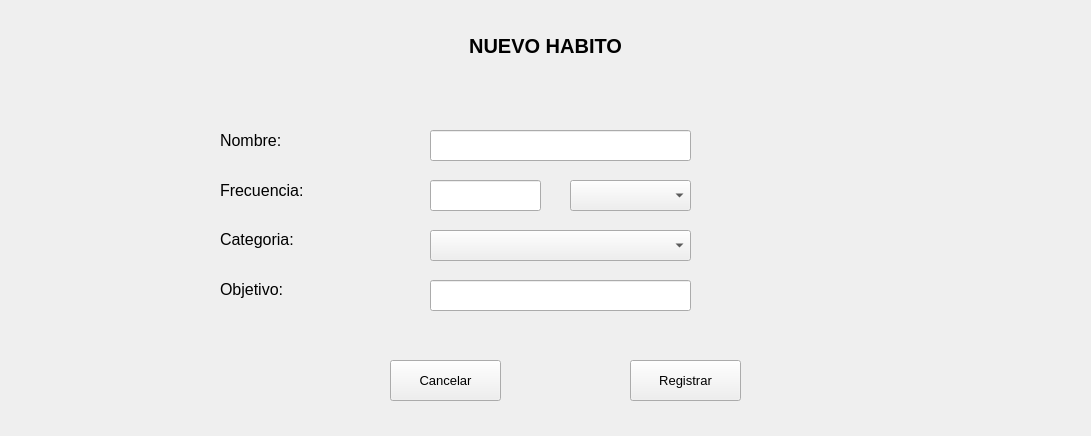
The window that view/ventanas_qt/ventana_nuevo_habito.ui (phkandresc/app-habitos-saludables) describes before a commit, drawn with Qt 5.
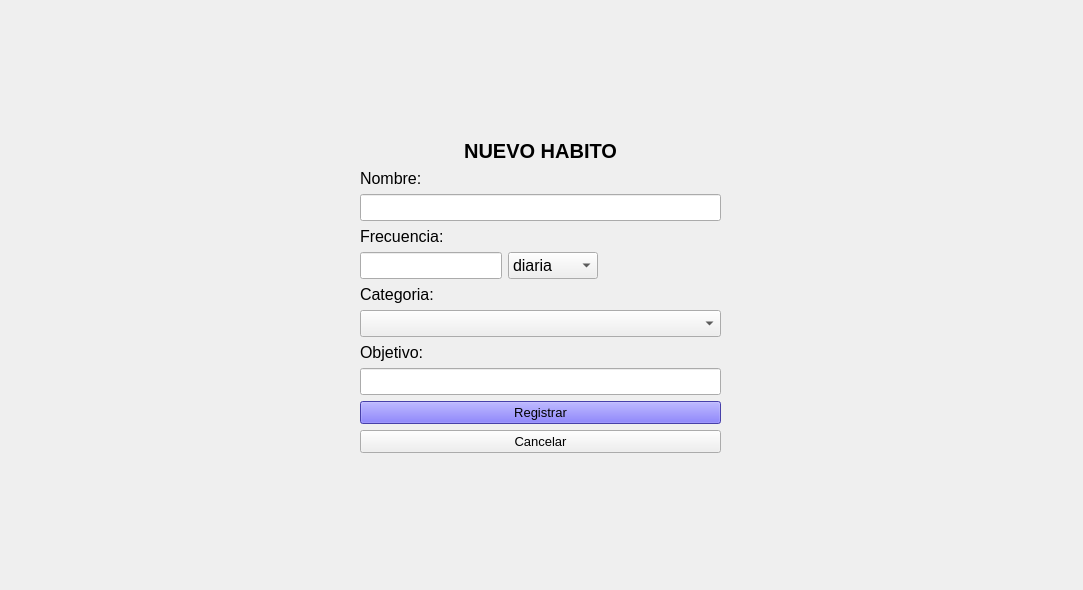
The same window after the commit.

The edit to the form file:
```diff
--- a/view/ventanas_qt/ventana_nuevo_habito.ui
+++ b/view/ventanas_qt/ventana_nuevo_habito.ui
@@ -6,8 +6,8 @@
    <rect>
     <x>0</x>
     <y>0</y>
-    <width>1091</width>
-    <height>436</height>
+    <width>1083</width>
+    <height>590</height>
    </rect>
   </property>
   <property name="windowTitle">
@@ -18,12 +18,62 @@
     <rect>
      <x>0</x>
      <y>0</y>
-     <width>1091</width>
-     <height>91</height>
+     <width>1081</width>
+     <height>591</height>
     </rect>
    </property>
-   <layout class="QVBoxLayout" name="verticalLayout">
-    <item>
+   <layout class="QGridLayout" name="gridLayout_3">
+    <item row="1" column="2">
+     <spacer name="horizontalSpacer_2">
+      <property name="orientation">
+       <enum>Qt::Horizontal</enum>
+      </property>
+      <property name="sizeHint" stdset="0">
+       <size>
+        <width>40</width>
+        <height>20</height>
+       </size>
+      </property>
+     </spacer>
+    </item>
+    <item row="1" column="0">
+     <spacer name="horizontalSpacer_4">
+      <property name="orientation">
+       <enum>Qt::Horizontal</enum>
+      </property>
+      <property name="sizeHint" stdset="0">
+       <size>
+        <width>40</width>
+        <height>20</height>
+       </size>
+      </property>
+     </spacer>
+    </item>
+    <item row="2" column="1">
+     <spacer name="verticalSpacer">
+      <property name="orientation">
+       <enum>Qt::Vertical</enum>
+      </property>
+      <property name="sizeHint" stdset="0">
+       <size>
+        <width>20</width>
+        <height>40</height>
+       </size>
+      </property>
+     </spacer>
+    </item>
+    <item row="1" column="1">
+     <layout class="QGridLayout" name="gridLayout">
+      <item row="2" column="0">
+       <widget class="QLineEdit" name="txtNombre">
+        <property name="font">
+         <font>
+          <pointsize>12</pointsize>
+         </font>
+        </property>
+       </widget>
+      </item>
+      <item row="0" column="0">
      <widget class="QLabel" name="lblTitulo">
       <property name="font">
        <font>
@@ -44,17 +94,107 @@
       </property>
      </widget>
     </item>
-   </layout>
-  </widget>
+      <item row="8" column="0">
+       <widget class="QComboBox" name="cmbCategoria">
+        <property name="font">
+         <font>
+          <pointsize>12</pointsize>
+         </font>
+        </property>
+       </widget>
+      </item>
+      <item row="11" column="0">
+       <widget class="QPushButton" name="btnRegistrar">
+        <property name="font">
+         <font>
+          <pointsize>10</pointsize>
+         </font>
+        </property>
+        <property name="toolTip">
+         <string>&lt;html&gt;&lt;head/&gt;&lt;body&gt;&lt;p align=&quot;center&quot;&gt;&lt;span style=&quot; font-size:12pt;&quot;&gt;Registrar&lt;/span&gt;&lt;/p&gt;&lt;/body&gt;&lt;/html&gt;</string>
+        </property>
+        <property name="whatsThis">
+         <string>&lt;html&gt;&lt;head/&gt;&lt;body&gt;&lt;p align=&quot;center&quot;&gt;Registrar&lt;/p&gt;&lt;/body&gt;&lt;/html&gt;</string>
+        </property>
+        <property name="styleSheet">
+         <string notr="true">background-color: rgb(99, 89, 236);</string>
+        </property>
+        <property name="text">
+         <string>Registrar</string>
+        </property>
+       </widget>
+      </item>
+      <item row="10" column="0">
+       <widget class="QLineEdit" name="txtObjetivo">
+        <property name="font">
+         <font>
+          <pointsize>12</pointsize>
+         </font>
+        </property>
+       </widget>
+      </item>
+      <item row="7" column="0">
+       <widget class="QLabel" name="lblCategoria">
+        <property name="font">
+         <font>
+          <pointsize>12</pointsize>
+         </font>
+        </property>
+        <property name="text">
+         <string>Categoria:</string>
+        </property>
+        <property name="alignment">
+         <set>Qt::AlignLeading|Qt::AlignLeft|Qt::AlignTop</set>
+        </property>
+       </widget>
+      </item>
+      <item row="4" column="0">
+       <layout class="QGridLayout" name="gridLayout_4">
+        <item row="0" column="2">
+         <spacer name="horizontalSpacer_3">
+          <property name="orientation">
+           <enum>Qt::Horizontal</enum>
+          </property>
+          <property name="sizeHint" stdset="0">
+           <size>
+            <width>40</width>
+            <height>20</height>
+           </size>
+          </property>
+         </spacer>
+        </item>
+        <item row="0" column="0">
+         <widget class="QLineEdit" name="txtFrecuencia">
+          <property name="font">
+           <font>
+            <pointsize>12</pointsize>
+           </font>
+          </property>
+         </widget>
+        </item>
+        <item row="0" column="1">
+         <widget class="QComboBox" name="cmbFrecuencia">
+          <property name="font">
+           <font>
+            <pointsize>12</pointsize>
+           </font>
+          </property>
+          <item>
+           <property name="text">
+            <string>diaria</string>
+           </property>
+          </item>
+          <item>
+           <property name="text">
+            <string>semanal</string>
+           </property>
+          </item>
+         </widget>
+        </item>
+       </layout>
+      </item>
+      <item row="1" column="0">
   <widget class="QLabel" name="lblNombre">
-   <property name="geometry">
-    <rect>
-     <x>220</x>
-     <y>130</y>
-     <width>101</width>
-     <height>21</height>
-    </rect>
-   </property>
    <property name="font">
     <font>
      <pointsize>12</pointsize>
@@ -64,25 +204,12 @@
     <string>Nombre:</string>
    </property>
   </widget>
-  <widget class="QLineEdit" name="txtNombre">
-   <property name="geometry">
-    <rect>
-     <x>430</x>
-     <y>130</y>
-     <width>261</width>
-     <height>31</height>
-    </rect>
-   </property>
-  </widget>
+      </item>
+      <item row="13" column="0">
+       <layout class="QGridLayout" name="gridLayout_2"/>
+      </item>
+      <item row="3" column="0">
   <widget class="QLabel" name="lblFrecuencia">
-   <property name="geometry">
-    <rect>
-     <x>220</x>
-     <y>180</y>
-     <width>101</width>
-     <height>21</height>
-    </rect>
-   </property>
    <property name="font">
     <font>
      <pointsize>12</pointsize>
@@ -92,36 +219,9 @@
     <string>Frecuencia:</string>
    </property>
   </widget>
-  <widget class="QLabel" name="lblCategoria">
-   <property name="geometry">
-    <rect>
-     <x>220</x>
-     <y>230</y>
-     <width>201</width>
-     <height>31</height>
-    </rect>
-   </property>
-   <property name="font">
-    <font>
-     <pointsize>12</pointsize>
-    </font>
-   </property>
-   <property name="text">
-    <string>Categoria:</string>
-   </property>
-   <property name="alignment">
-    <set>Qt::AlignLeading|Qt::AlignLeft|Qt::AlignTop</set>
-   </property>
-  </widget>
+      </item>
+      <item row="9" column="0">
   <widget class="QLabel" name="lblObjetivo">
-   <property name="geometry">
-    <rect>
-     <x>220</x>
-     <y>280</y>
-     <width>121</width>
-     <height>31</height>
-    </rect>
-   </property>
    <property name="font">
     <font>
      <pointsize>12</pointsize>
@@ -134,65 +234,9 @@
     <set>Qt::AlignLeading|Qt::AlignLeft|Qt::AlignTop</set>
    </property>
   </widget>
-  <widget class="QComboBox" name="cmbFrecuencia">
-   <property name="geometry">
-    <rect>
-     <x>570</x>
-     <y>180</y>
-     <width>121</width>
-     <height>31</height>
-    </rect>
-   </property>
-   <property name="font">
-    <font>
-     <pointsize>10</pointsize>
-    </font>
-   </property>
-  </widget>
-  <widget class="QLineEdit" name="txtFrecuencia">
-   <property name="geometry">
-    <rect>
-     <x>430</x>
-     <y>180</y>
-     <width>111</width>
-     <height>31</height>
-    </rect>
-   </property>
-  </widget>
-  <widget class="QComboBox" name="cmbCategoria">
-   <property name="geometry">
-    <rect>
-     <x>430</x>
-     <y>230</y>
-     <width>261</width>
-     <height>31</height>
-    </rect>
-   </property>
-   <property name="font">
-    <font>
-     <pointsize>10</pointsize>
-    </font>
-   </property>
-  </widget>
-  <widget class="QLineEdit" name="txtObjetivo">
-   <property name="geometry">
-    <rect>
-     <x>430</x>
-     <y>280</y>
-     <width>261</width>
-     <height>31</height>
-    </rect>
-   </property>
-  </widget>
-  <widget class="QPushButton" name="pushButton">
-   <property name="geometry">
-    <rect>
-     <x>390</x>
-     <y>360</y>
-     <width>111</width>
-     <height>41</height>
-    </rect>
-   </property>
+      </item>
+      <item row="12" column="0">
+       <widget class="QPushButton" name="btnCancelar">
    <property name="font">
     <font>
      <pointsize>10</pointsize>
@@ -202,23 +246,23 @@
     <string>Cancelar</string>
    </property>
   </widget>
-  <widget class="QPushButton" name="pushButton_2">
-   <property name="geometry">
-    <rect>
-     <x>630</x>
-     <y>360</y>
-     <width>111</width>
-     <height>41</height>
-    </rect>
-   </property>
-   <property name="font">
-    <font>
-     <pointsize>10</pointsize>
-    </font>
-   </property>
-   <property name="text">
-    <string>Registrar</string>
-   </property>
+      </item>
+     </layout>
+    </item>
+    <item row="0" column="1">
+     <spacer name="verticalSpacer_2">
+      <property name="orientation">
+       <enum>Qt::Vertical</enum>
+      </property>
+      <property name="sizeHint" stdset="0">
+       <size>
+        <width>20</width>
+        <height>40</height>
+       </size>
+      </property>
+     </spacer>
+    </item>
+   </layout>
   </widget>
  </widget>
  <resources/>
```
Left out of the diff: 4 changed lines with no effect on the pictures. Lines whose indentation alone changed are shown as unchanged.
